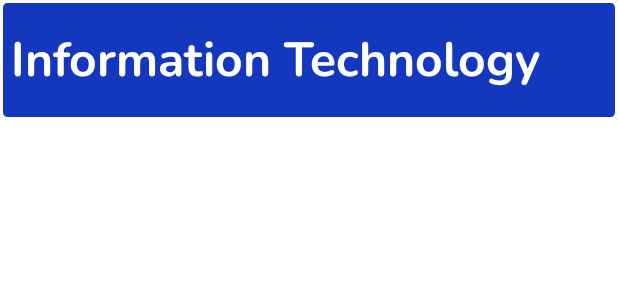
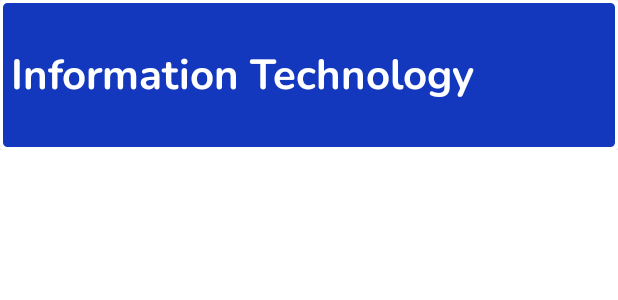
Before and after one commit to sdarshil6/GTU-Instant-Prep, an Android app: the layout branch_card_design.xml on its own in the app's theme, with its tools: preview values and no code run, on a phone screen of 412 x 824 dp. Shown: the top 300 px of the screen. Run offline under Robolectric (Android 15) with nearby library versions, the phone set to English and light mode, and no system bars.

Commit message:
Changed layout height and textsize of Textview of card design files so that text can easily fit in textviews.

```diff
--- a/app/src/main/res/layout/branch_card_design.xml
+++ b/app/src/main/res/layout/branch_card_design.xml
@@ -23,7 +23,7 @@
         <TextView
             android:id="@+id/tv_branchName"
             android:layout_width="match_parent"
-            android:layout_height="80dp"
+            android:layout_height="100dp"
             android:layout_gravity="center_vertical"
             android:background="@drawable/card_background"
             android:fontFamily="@font/nunitobold"
@@ -31,7 +31,7 @@
             android:paddingStart="7dp"
             android:text="@string/tv_branchName"
             android:textColor="@color/white"
-            android:textSize="32sp">
+            android:textSize="28sp">
 
             <!-- android:ellipsize="marquee"
             android:marqueeRepeatLimit="marquee_forever"
--- a/app/src/main/res/layout/semester_card_design.xml
+++ b/app/src/main/res/layout/semester_card_design.xml
@@ -25,8 +25,8 @@
             android:fontFamily="@font/nunitobold"
             android:paddingStart="7dp"
             android:textColor="@color/white"
-            android:textSize="32sp"
-            android:layout_height="80dp"/>
+            android:textSize="28sp"
+            android:layout_height="100dp"/>
 
     </androidx.cardview.widget.CardView>
 
--- a/app/src/main/res/layout/subject_card_design.xml
+++ b/app/src/main/res/layout/subject_card_design.xml
@@ -24,7 +24,7 @@
             android:fontFamily="@font/nunitobold"
             android:paddingStart="7dp"
             android:textColor="@color/white"
-            android:textSize="32sp"
-            android:layout_height="80dp"/>
+            android:textSize="28sp"
+            android:layout_height="100dp"/>
     </androidx.cardview.widget.CardView>
 </androidx.constraintlayout.widget.ConstraintLayout>
--- a/app/src/main/res/layout/year_card_design.xml
+++ b/app/src/main/res/layout/year_card_design.xml
@@ -24,7 +24,7 @@
             android:fontFamily="@font/nunitobold"
             android:paddingStart="7dp"
             android:textColor="@color/white"
-            android:textSize="32sp"
-            android:layout_height="80dp"/>
+            android:textSize="28sp"
+            android:layout_height="100dp"/>
     </androidx.cardview.widget.CardView>
 </androidx.constraintlayout.widget.ConstraintLayout>
```
